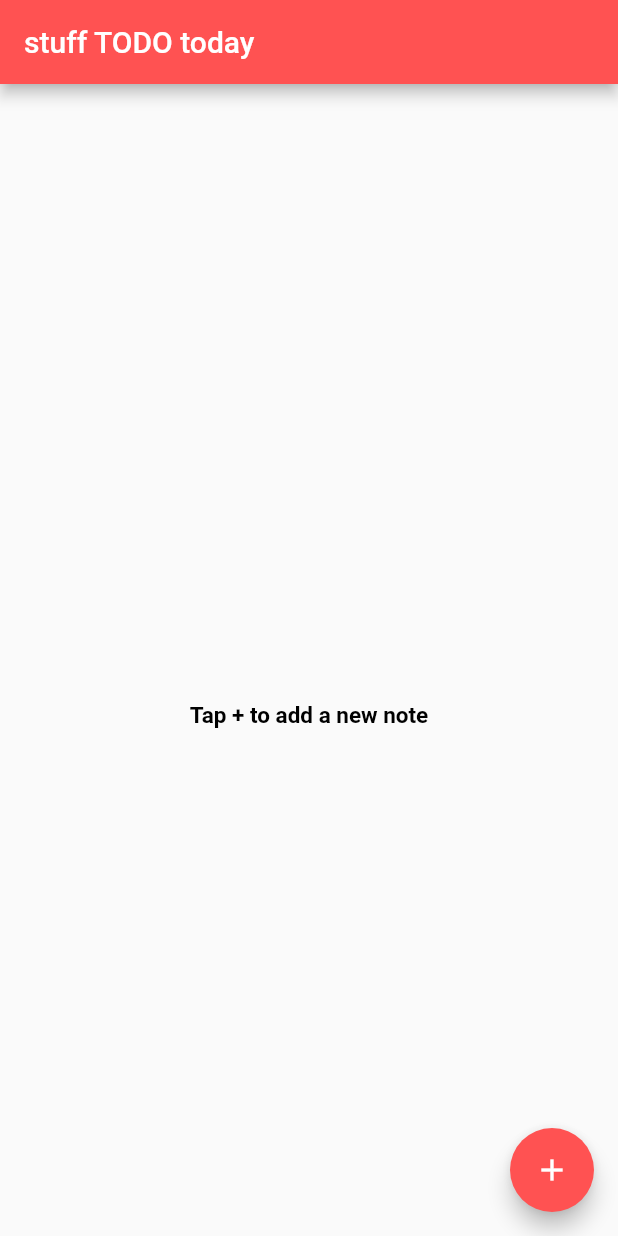
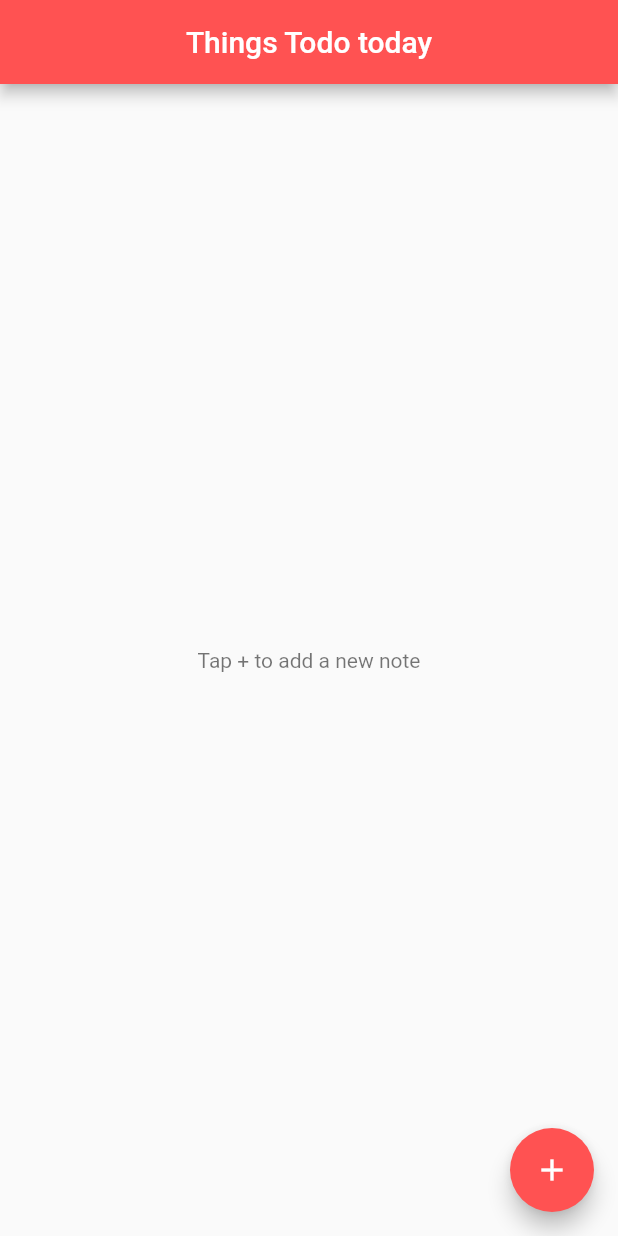
Before and after one commit to mohammedbabelly/todo_app_workshop_2021, a Flutter app: the screen it shows after launch, on a phone screen of 412 x 824 dp. Run offline on Flutter 3.47's test engine with Material 2 defaults, Android fonts, the phone set to English and light mode, and no system bars; our stand-ins replace sqflite; accounts and stored records are empty.

Commit message:
refactor database_helper and notes_list

```diff
--- a/lib/models/database_helper.dart
+++ b/lib/models/database_helper.dart
@@ -4,38 +4,35 @@ import 'dart:async';
 import 'dart:io';
 import 'note.dart';
 
+const String dbName = "notes.db";
+const String noteTable = 'note_table';
+const String colId = 'id';
+const String colTitle = 'title';
+const String colDescription = 'des';
+const String colPriority = 'priority';
+const String colDate = 'date';
+
 class DatabaseHelper {
-  static DatabaseHelper _databaseHelper; // Singleton DatabaseHelper
+  // static DatabaseHelper _databaseHelper; // Singleton DatabaseHelper
   static Database _database; // Singleton Database
 
-  String noteTable = 'note_table';
-  String colId = 'id';
-  String colTitle = 'title';
-  String colDescription = 'des';
-  String colPriority = 'priority';
-  String colDate = 'date';
+  // DatabaseHelper._createInstance(); // Named constructor to create instance of DatabaseHelper
 
-  DatabaseHelper._createInstance(); // Named constructor to create instance of DatabaseHelper
+  // factory DatabaseHelper() {
+  //   if (_databaseHelper == null) {
+  //     _databaseHelper = DatabaseHelper
+  //         ._createInstance(); // This is executed only once, singleton object
+  //   }
+  //   return _databaseHelper;
+  // }
 
-  factory DatabaseHelper() {
-    if (_databaseHelper == null) {
-      _databaseHelper = DatabaseHelper
-          ._createInstance(); // This is executed only once, singleton object
-    }
-    return _databaseHelper;
-  }
-
-  Future<Database> get database async {
-    if (_database == null) {
-      _database = await initializeDatabase();
-    }
-    return _database;
-  }
+  Future<Database> get database async =>
+      _database = _database ?? await initializeDatabase();
 
   Future<Database> initializeDatabase() async {
     // Get the directory path for both Android and iOS to store database.
     Directory directory = await getApplicationDocumentsDirectory();
-    String path = directory.path + 'notes.db';
+    String path = directory.path + dbName;
 
     // Open/create the database at a given path
     var notesDatabase =
@@ -47,16 +44,6 @@ class DatabaseHelper {
     await db.execute(
         'CREATE TABLE $noteTable($colId INTEGER PRIMARY KEY AUTOINCREMENT, $colTitle TEXT, '
         '$colDescription TEXT, $colPriority INTEGER, $colDate TEXT)');
-  }
-
-  // Fetch Operation: Get all note objects from database
-  Future<List<Map<String, dynamic>>> getNoteMapList() async {
-    Database db = await this.database;
-
-    var result =
-        await db.rawQuery('SELECT * FROM $noteTable order by $colPriority ASC');
-    //var result = await db.query(noteTable order by $_proCol ASC);
-    return result;
   }
 
   // Insert Operation: Insert a Note object to database
@@ -92,10 +79,14 @@ class DatabaseHelper {
   }
 
   // Get the 'Map List' [ List<Map> ] and convert it to 'Note List' [ List<Note> ]
-  Future<List<Note>> getNoteList() async {
-    var noteMapList = await getNoteMapList(); // Get 'Map List' from database
-    int count =
-        noteMapList.length; // Count the number of map entries in db table
+  Future<List<Note>> getAllNotes() async {
+    Database db = await this.database;
+
+    // Fetch Operation: Get all note objects from database
+    List<Map<String, dynamic>> noteMapList =
+        await db.rawQuery('SELECT * FROM $noteTable order by $colPriority ASC');
+    // Count the number of map entries in db table
+    int count = noteMapList.length;
 
     List<Note> noteList = [];
     // For loop to create a 'Note List' from a 'Map List'
--- a/lib/models/note.dart
+++ b/lib/models/note.dart
@@ -49,7 +49,7 @@ class Note {
       map['id'] = _id;
     }
     map['title'] = _title;
-    map['description'] = _description;
+    map['des'] = _description;
     map['priority'] = _priority;
     map['date'] = _date;
 
@@ -60,7 +60,7 @@ class Note {
   Note.fromMapObject(Map<String, dynamic> map) {
     this._id = map['id'];
     this._title = map['title'];
-    this._description = map['description'];
+    this._description = map['des'];
     this._priority = map['priority'];
     this._date = map['date'];
   }
--- a/lib/pages/note_detail.dart
+++ b/lib/pages/note_detail.dart
@@ -212,7 +212,7 @@ class _NoteDetailState extends State<NoteDetail> {
     final snackBar = SnackBar(
       content: Text(theMessage),
     );
-    Scaffold.of(context).showSnackBar(snackBar);
+    ScaffoldMessenger.of(context).showSnackBar(snackBar);
     // Scaffold.of(context).showBottomSheet(builder);
   }
 }
--- a/lib/pages/note_list.dart
+++ b/lib/pages/note_list.dart
@@ -1,6 +1,5 @@
 import 'package:flutter/cupertino.dart';
 import 'package:flutter/material.dart';
-import 'package:sqflite/sqflite.dart';
 import 'package:todo_app_workshop_2021/models/database_helper.dart';
 import 'package:todo_app_workshop_2021/models/note.dart';
 import 'package:todo_app_workshop_2021/pages/note_detail.dart';
@@ -12,117 +11,92 @@ class NotesPage extends StatefulWidget {
 
 class _NotesPageState extends State<NotesPage> {
   DatabaseHelper _databaseHelper;
-  List<Note> noteList;
-  int cnt = 0;
-
+  GlobalKey<RefreshIndicatorState> refreshKey =
+      GlobalKey<RefreshIndicatorState>();
   @override
   void initState() {
     super.initState();
     _databaseHelper = new DatabaseHelper();
+    _databaseHelper.initializeDatabase();
   }
 
   @override
   Widget build(BuildContext context) {
-    if (NotesPage == null) {
-      noteList = [];
-    } else
-      updateListView();
-    return new Scaffold(
-      appBar: new AppBar(
-        title: new Text('stuff TODO today'),
+    return Scaffold(
+      appBar: _buildAppBar(),
+      body: _buildBody(),
+      floatingActionButton: FloatingActionButton(
+        onPressed: () async => await _goToNextPage(),
         backgroundColor: Colors.redAccent,
-      ),
-      body: getNoteListView(),
-      floatingActionButton: FloatingActionButton(
-        onPressed: () async {
-          var result = await Navigator.push(
-              context,
-              MaterialPageRoute(
-                  builder: (context) =>
-                      NoteDetail(Note('', '', 2), "add a new note")));
-          if (result == true && result != null) updateListView();
-        },
-        backgroundColor: Colors.redAccent,
-        child: new Icon(Icons.add),
+        child: Icon(Icons.add),
       ),
     );
   }
 
-  ListView getNoteListView() {
-    TextStyle titleStyle = Theme.of(context).textTheme.subhead;
-    // print('cnt= $cnt');
-    if (cnt == 0)
-      return ListView.builder(
-        itemCount: 1,
-        itemBuilder: (BuildContext context, int pos) {
-          var height =
-              MediaQuery.of(context).size.height; //get the screen height
-          return new Center(
-              child: Padding(
-            padding: new EdgeInsets.only(
-                top: height / 2), //padding the half of the screen
+  //WIDGETS
+  Widget _buildAppBar() => AppBar(
+        title: Text('Things Todo today'),
+        centerTitle: true,
+        backgroundColor: Colors.redAccent,
+      );
+
+  Widget _buildBody() {
+    return FutureBuilder(
+        future: _getNotesFromDb(),
+        builder: (BuildContext context, snapshot) {
+          return snapshot.connectionState == ConnectionState.waiting
+              ? Center(child: CircularProgressIndicator())
+              : snapshot.hasError
+                  ? Center(
+                      child: Text(
+                        snapshot.error.toString(),
+                        style: TextStyle(color: Colors.black54),
+                      ),
+                    )
+                  : snapshot.data.isNotEmpty
+                      ? RefreshIndicator(
+                          key: refreshKey,
+                          onRefresh: onRefs,
+                          child: ListView.builder(
+                            itemCount: snapshot.data.length,
+                            itemBuilder: (BuildContext context, int index) {
+                              return _buildNoteCard(snapshot.data[index]);
+                            },
+                          ),
+                        )
+                      : Center(
                           child: Text(
                             'Tap + to add a new note',
-              style: TextStyle(
-                  fontSize: 15,
-                  color: Colors.black,
-                  fontWeight: FontWeight.bold),
+                            style: TextStyle(color: Colors.black54),
                           ),
-          ));
-        },
                         );
-    else
-      return ListView.builder(
-        itemCount: cnt,
-        itemBuilder: (BuildContext context, int pos) {
-          return new Card(
+        });
+  }
+
+  Widget _buildNoteCard(Note note) => Card(
         color: Colors.white,
         elevation: 2.0,
         child: ListTile(
           leading: CircleAvatar(
-                backgroundColor: getPriorityColor(this.noteList[pos].priority),
-                child: getPriorityIcon(this.noteList[pos].priority),
+            backgroundColor: getPriorityColor(note.priority),
+            child: getPriorityIcon(note.priority),
           ),
           title: Text(
-                this.noteList[pos].title,
-                style: titleStyle,
+            note.title,
           ),
-              subtitle: Text(this.noteList[pos].date),
+          subtitle: Text(note.date),
           trailing: InkWell(
               child: Icon(Icons.delete, color: Colors.red),
-                  onTap: () {
-                    deleteNote(context, noteList[pos].id);
-                  }),
-              onTap: () async {
-                //tap to edit the note
-                var result = await Navigator.push(
-                    context,
-                    MaterialPageRoute(
-                        builder: (context) =>
-                            NoteDetail(this.noteList[pos], 'edit your note')));
-                if (result == true && result != null) updateListView();
-              },
+              onTap: () async => await _deleteNote(context, note.id)),
+          onTap: () async => _goToNextPage(note),
         ),
       );
-        },
-      );
-  }
-
-  deleteNote(BuildContext context, int id) async {
-    int result = await _databaseHelper.deleteNote(id);
-    if (result != 0) {
-      //deleted
-      _showSnackBar(context, "Note deleted successfuly");
-      updateListView();
-    }
-  }
 
   void _showSnackBar(BuildContext context, String theMessage) {
     final snackBar = SnackBar(
       content: Text(theMessage),
     );
-    Scaffold.of(context).showSnackBar(snackBar);
-    // Scaffold.of(context).showBottomSheet(builder);
+    ScaffoldMessenger.of(context).showSnackBar(snackBar);
   }
 
   Color getPriorityColor(int pro) {
@@ -165,16 +139,31 @@ class _NotesPageState extends State<NotesPage> {
     }
   }
 
-  void updateListView() {
-    final Future<Database> dbFuture = _databaseHelper.initializeDatabase();
-    dbFuture.then((database) {
-      Future<List<Note>> noteListFuture = _databaseHelper.getNoteList();
-      noteListFuture.then((noteList1) {
+  Future<List<Note>> _getNotesFromDb() async =>
+      await _databaseHelper.getAllNotes();
+
+  Future<void> _deleteNote(BuildContext context, int id) async {
+    int result = await _databaseHelper.deleteNote(id);
+    if (result != 0)
       setState(() {
-          this.noteList = noteList1;
-          this.cnt = noteList1.length;
+        _showSnackBar(context, "Note deleted successfuly");
       });
-      });
-    });
+    else
+      _showSnackBar(context, "Could't delete!");
   }
+
+  Future<void> _goToNextPage([Note note]) async {
+    var result = await Navigator.push(
+        context,
+        MaterialPageRoute(
+            builder: (context) => note == null
+                ? NoteDetail(Note('', '', 2), 'Add a new note')
+                : NoteDetail(note, 'Edit your note')));
+    if (result != null && result)
+      setState(() {});
+    else
+      _showSnackBar(context, "Something went wrong!");
   }
+
+  Future<Null> onRefs() async => setState(() {});
+}
```
Lines whose indentation alone changed are shown as unchanged.
